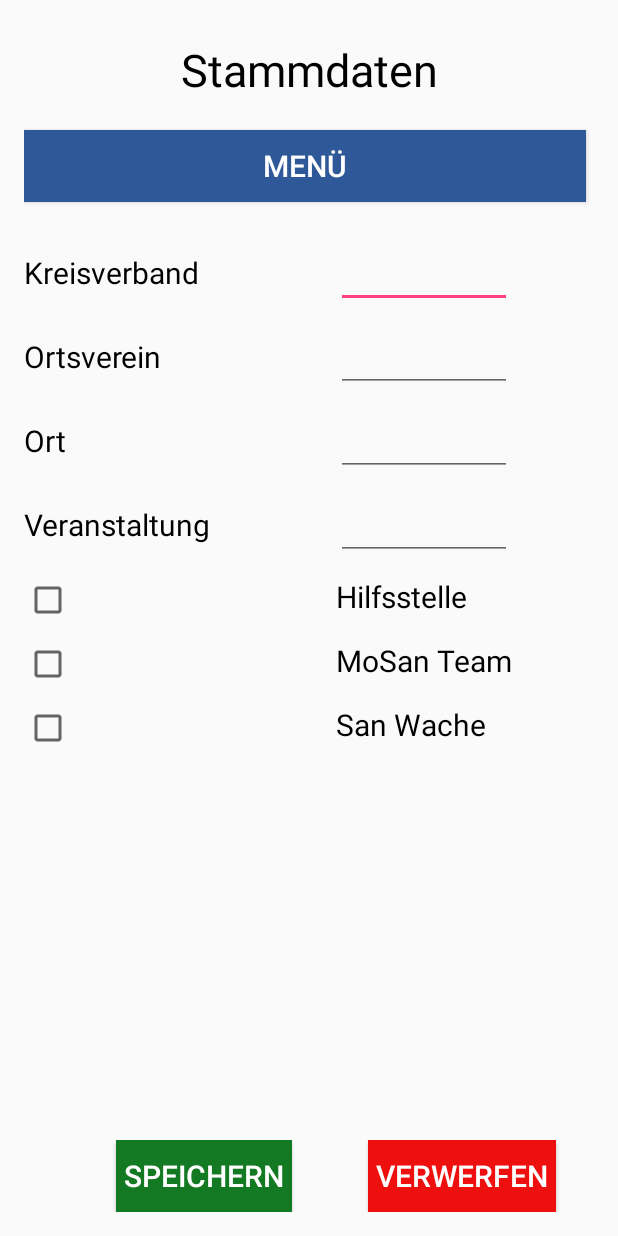
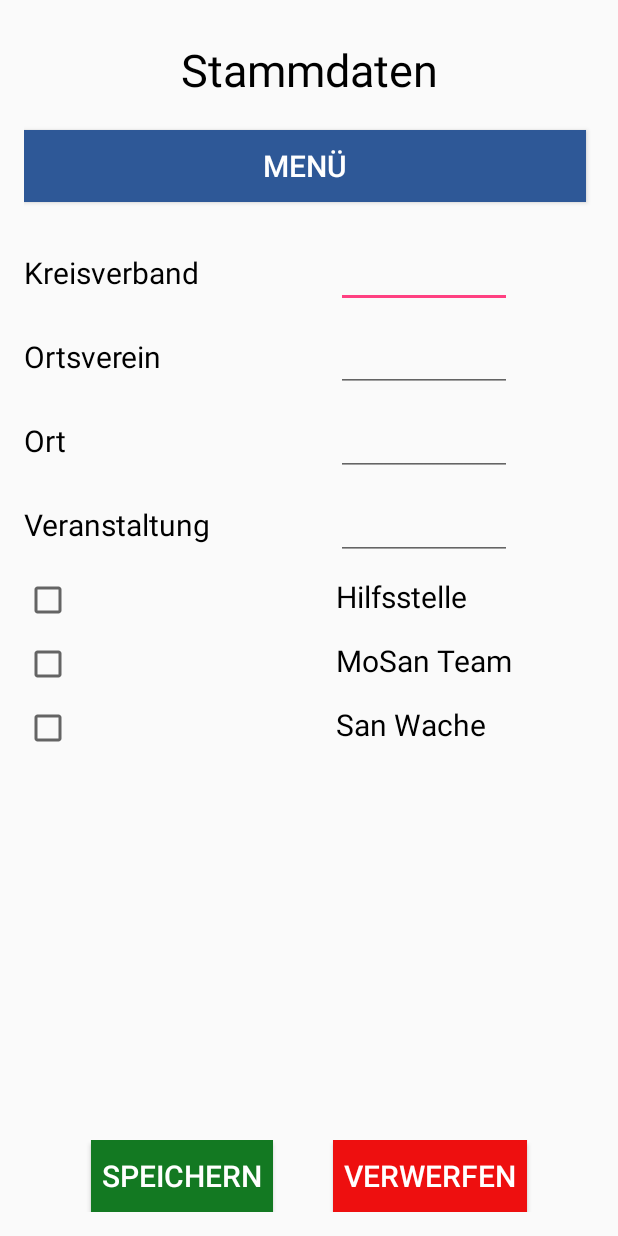
Before and after one commit to NicolasSimonMepa/MEPA, an Android app: the Stammdaten screen opened directly, with no data from a screen before it, on a phone screen of 412 x 824 dp. Run offline under Robolectric (Android 15) with nearby library versions, the phone set to English and light mode, and no system bars.

Commit message:
Update activity_stammdaten.xml
Kommentar hinzugefügt, Layout der Buttons geändert

```diff
--- a/src/main/res/layout/activity_stammdaten.xml
+++ b/src/main/res/layout/activity_stammdaten.xml
@@ -1,4 +1,5 @@
 <?xml version="1.0" encoding="utf-8"?>
+<!-- Zuletzt geändert von Vivien Stumpe am 03.04.16 -->
 <RelativeLayout xmlns:android="http://schemas.android.com/apk/res/android"
     xmlns:tools="http://schemas.android.com/tools"
     android:layout_width="match_parent"
@@ -244,9 +245,9 @@
 
     </TableLayout>
 
-    <LinearLayout
+ <LinearLayout
         android:orientation="horizontal"
-        android:layout_width="wrap_content"
+        android:layout_width="fill_parent"
         android:layout_height="wrap_content"
         android:layout_alignParentBottom="true"
         android:id="@+id/lnl_buttons"
@@ -254,7 +255,8 @@
         android:layout_alignParentStart="false"
         android:layout_alignParentLeft="true"
         android:layout_alignParentRight="true"
-        android:layout_centerHorizontal="true">
+        android:layout_centerHorizontal="true"
+        android:gravity="center">
 
         <Button
             android:layout_width="wrap_content"
@@ -264,11 +266,12 @@
             android:textSize="20sp"
             android:textColor="#ffffff"
             android:background="#137922"
-            android:layout_marginLeft="25dp"
-            android:layout_marginRight="25dp"
+            android:layout_marginLeft="20dp"
+            android:layout_marginRight="20dp"
             android:singleLine="false"
-            android:paddingLeft="5dp"
-            android:paddingRight="5dp" />
+            android:paddingLeft="7dp"
+            android:paddingRight="7dp"
+            android:minWidth="30dp" />
 
         <Button
             android:layout_width="wrap_content"
@@ -278,10 +281,11 @@
             android:background="#ee0f0f"
             android:textColor="#ffffff"
             android:textSize="20sp"
-            android:layout_marginLeft="25dp"
-            android:layout_marginRight="25dp"
-            android:paddingLeft="5dp"
-            android:paddingRight="5dp" />
+            android:layout_marginLeft="20dp"
+            android:layout_marginRight="20dp"
+            android:paddingLeft="7dp"
+            android:paddingRight="7dp" />
     </LinearLayout>
 
+
 </RelativeLayout>
```
